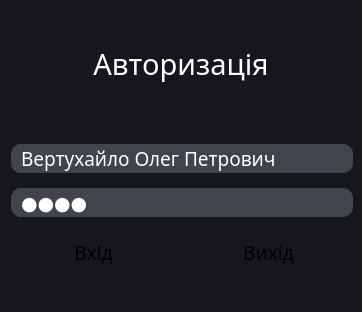
Qt form src/View/login.ui (Fyz-dev/GunStore) before a commit.
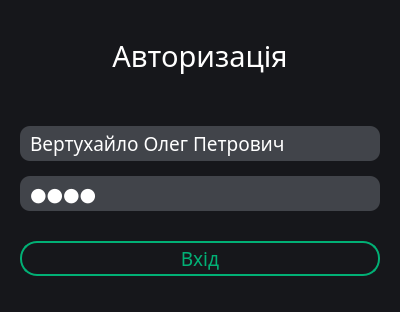
The same form after that commit.

Commit message: Changed login and add animation for menu admin.

The edit to the form file:
```diff
--- a/src/View/login.ui
+++ b/src/View/login.ui
@@ -6,13 +6,13 @@
    <rect>
     <x>0</x>
     <y>0</y>
-    <width>362</width>
+    <width>400</width>
     <height>312</height>
    </rect>
   </property>
   <property name="minimumSize">
    <size>
-    <width>362</width>
+    <width>400</width>
     <height>312</height>
    </size>
   </property>
@@ -36,12 +36,14 @@
 
 QPushButton {
 	font: 14pt &quot;Franklin Gothic Medium&quot;;
-	border: none;
+	border: 2px solid #01b075;
+	color: #01b075;
 	height: 30px;
 	min-width: 50px;
-	border-radius: 15px;
-	background-color:  qlineargradient(x1: 0, y1: 0, x2: 1, y2: 1,
-                                 stop: 0 #01fca7, stop: 1 #007d53);
+	border-radius: 17px;
+	background-color: transparent
+	/*background-color:  qlineargradient(x1: 0, y1: 0, x2: 1, y2: 1,
+                                 stop: 0 #01fca7, stop: 1 #007d53);*/
 }
 
 QPushButton:hover {
@@ -55,6 +57,8 @@
 	border: none;
 	border-radius: 10px;
 	padding-left: 8px; 
+	padding-top: 3px;
+	padding-bottom: 3px;
 }</string>
   </property>
   <layout class="QVBoxLayout" name="verticalLayout_2">
@@ -63,6 +67,47 @@
      <property name="verticalSpacing">
       <number>20</number>
      </property>
+     <item row="1" column="0">
+      <spacer name="verticalSpacer">
+       <property name="orientation">
+        <enum>Qt::Vertical</enum>
+       </property>
+       <property name="sizeType">
+        <enum>QSizePolicy::Fixed</enum>
+       </property>
+       <property name="sizeHint" stdset="0">
+        <size>
+         <width>20</width>
+         <height>30</height>
+        </size>
+       </property>
+      </spacer>
+     </item>
+     <item row="0" column="0">
+      <widget class="QLabel" name="label">
+       <property name="sizePolicy">
+        <sizepolicy hsizetype="Preferred" vsizetype="Fixed">
+         <horstretch>0</horstretch>
+         <verstretch>0</verstretch>
+        </sizepolicy>
+       </property>
+       <property name="font">
+        <font>
+         <family>Franklin Gothic Medium</family>
+         <pointsize>22</pointsize>
+        </font>
+       </property>
+       <property name="styleSheet">
+        <string notr="true"/>
+       </property>
+       <property name="text">
+        <string>Авторизація</string>
+       </property>
+       <property name="alignment">
+        <set>Qt::AlignCenter</set>
+       </property>
+      </widget>
+     </item>
      <item row="2" column="0">
       <layout class="QVBoxLayout" name="verticalLayout">
        <property name="spacing">
@@ -78,13 +123,13 @@
          </property>
          <property name="minimumSize">
           <size>
-           <width>342</width>
-           <height>0</height>
+           <width>360</width>
+           <height>30</height>
           </size>
          </property>
          <property name="maximumSize">
           <size>
-           <width>342</width>
+           <width>360</width>
            <height>16777215</height>
           </size>
          </property>
@@ -122,13 +167,13 @@
          </property>
          <property name="minimumSize">
           <size>
-           <width>342</width>
-           <height>0</height>
+           <width>360</width>
+           <height>30</height>
           </size>
          </property>
          <property name="maximumSize">
           <size>
-           <width>342</width>
+           <width>360</width>
            <height>16777215</height>
           </size>
          </property>
@@ -148,10 +193,16 @@
        </item>
       </layout>
      </item>
-     <item row="3" column="0">
+     <item row="4" column="0">
       <layout class="QHBoxLayout" name="horizontalLayout">
        <item>
         <widget class="QPushButton" name="Button_Login">
+         <property name="minimumSize">
+          <size>
+           <width>54</width>
+           <height>35</height>
+          </size>
+         </property>
          <property name="font">
           <font>
            <family>Franklin Gothic Medium</family>
@@ -168,69 +219,10 @@
          </property>
         </widget>
        </item>
-       <item>
-        <spacer name="horizontalSpacer">
-         <property name="orientation">
-          <enum>Qt::Horizontal</enum>
-         </property>
-         <property name="sizeType">
-          <enum>QSizePolicy::Maximum</enum>
-         </property>
-         <property name="sizeHint" stdset="0">
-          <size>
-           <width>10</width>
-           <height>20</height>
-          </size>
-         </property>
-        </spacer>
-       </item>
-       <item>
-        <widget class="QPushButton" name="Button_Exit">
-         <property name="font">
-          <font>
-           <family>Franklin Gothic Medium</family>
-           <pointsize>14</pointsize>
-           <italic>false</italic>
-           <bold>false</bold>
-          </font>
-         </property>
-         <property name="styleSheet">
-          <string notr="true"/>
-         </property>
-         <property name="text">
-          <string>Вихід</string>
-         </property>
-        </widget>
-       </item>
       </layout>
      </item>
-     <item row="0" column="0">
-      <widget class="QLabel" name="label">
-       <property name="sizePolicy">
-        <sizepolicy hsizetype="Preferred" vsizetype="Fixed">
-         <horstretch>0</horstretch>
-         <verstretch>0</verstretch>
-        </sizepolicy>
-       </property>
-       <property name="font">
-        <font>
-         <family>Franklin Gothic Medium</family>
-         <pointsize>22</pointsize>
-        </font>
-       </property>
-       <property name="styleSheet">
-        <string notr="true"/>
-       </property>
-       <property name="text">
-        <string>Авторизація</string>
-       </property>
-       <property name="alignment">
-        <set>Qt::AlignCenter</set>
-       </property>
-      </widget>
-     </item>
-     <item row="1" column="0">
-      <spacer name="verticalSpacer">
+     <item row="3" column="0">
+      <spacer name="verticalSpacer_3">
        <property name="orientation">
         <enum>Qt::Vertical</enum>
        </property>
@@ -240,7 +232,7 @@
        <property name="sizeHint" stdset="0">
         <size>
          <width>20</width>
-         <height>40</height>
+         <height>10</height>
         </size>
        </property>
       </spacer>
```
Left out of the diff: 3 changed lines with no effect on the pictures. The commit also changes 5 other files.
